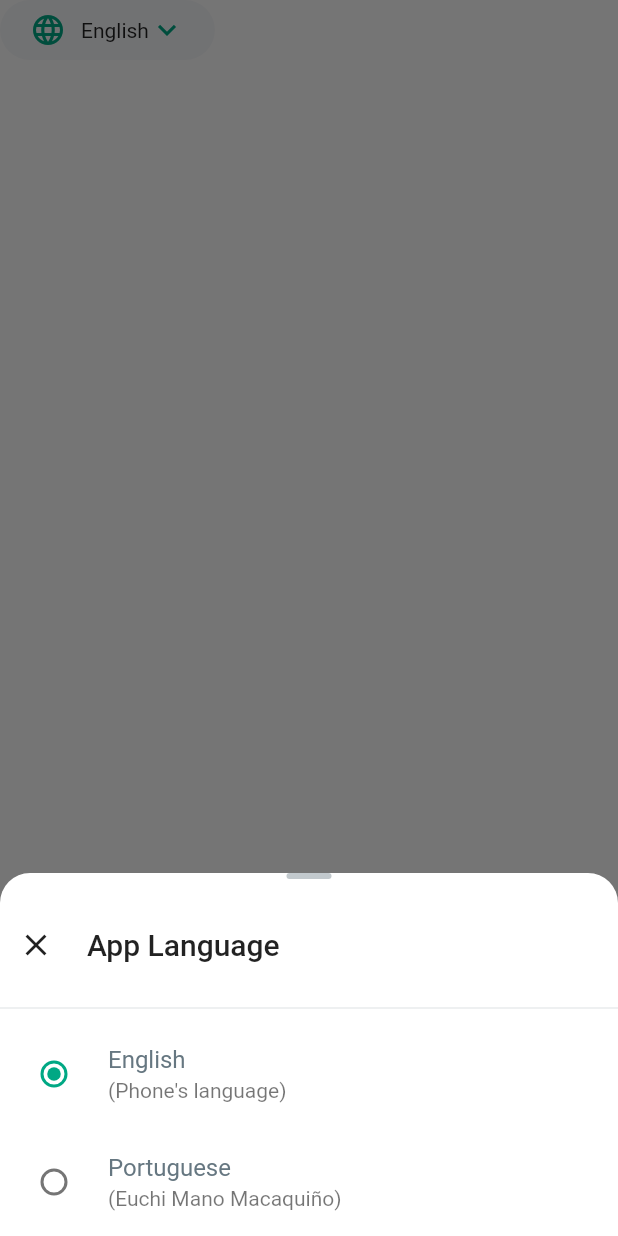
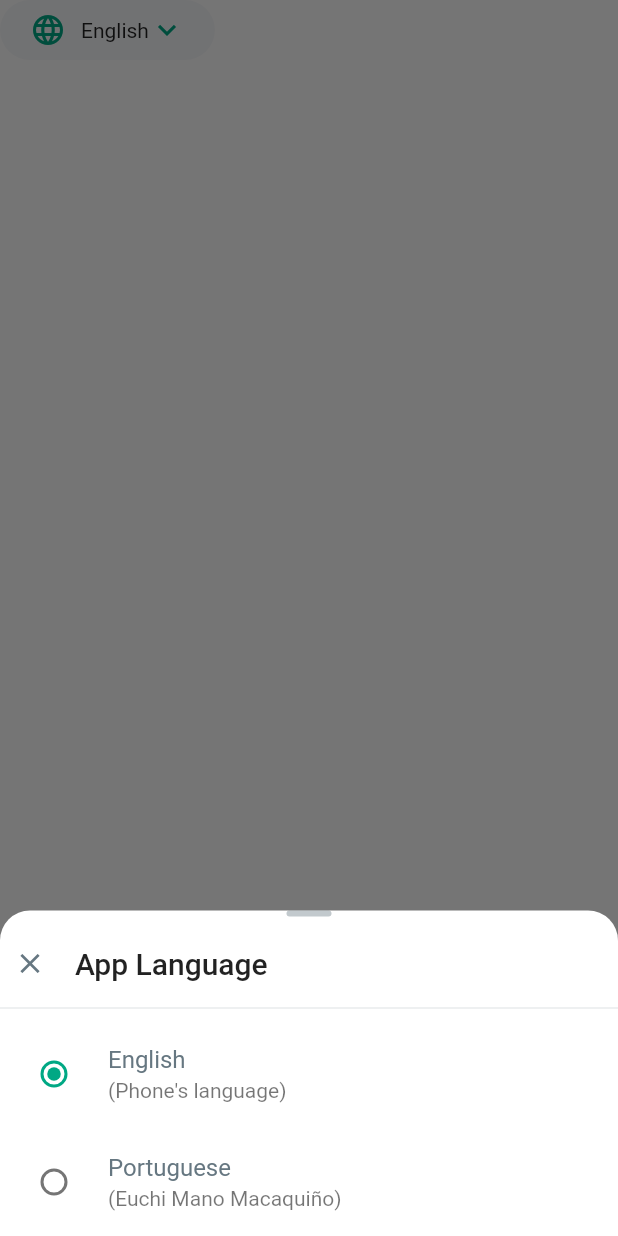
Before and after one commit to jefrydep/whatsaap-clone, a Flutter app: the LanguageButton widget shown alone on an empty page, opened directly, after a tap on "English", on a phone screen of 412 x 824 dp. Run offline on Flutter 3.47's test engine with Material 2 defaults, Android fonts, the phone set to English and light mode, and no system bars; our stand-ins replace country_picker.

Commit message:
adding changes to my project

```diff
--- /dev/null
+++ b/lib/common/widgets/custom_icon_button.dart
@@ -0,0 +1,36 @@
+
+import 'package:flutter/material.dart';
+import 'package:whatsap_clone/common/extension/custom_theme_extension.dart';
+
+class CustomIconButton extends StatelessWidget {
+  final VoidCallback onTap;
+  final IconData icon;
+  final Color? iconColor;
+  final double? iconSize;
+  final double? minWidth;
+
+  const CustomIconButton({
+    Key? key,
+    required this.onTap,
+    required this.icon,
+    this.iconColor,
+    this.iconSize,
+    this.minWidth,
+  }) : super(key: key);
+
+  @override
+  Widget build(BuildContext context) {
+    return IconButton(
+      onPressed: onTap,
+      icon: Icon(
+        icon,
+        color: iconColor?? context.theme.greyColor,
+      ),
+      splashColor: Colors.transparent,
+      splashRadius: 22,
+      iconSize: iconSize?? 22,
+      padding: EdgeInsets.zero,
+      constraints:   BoxConstraints(minWidth:minWidth??  40),
+    );
+  }
+}
--- a/lib/feature/welcome/widgets/language_button.dart
+++ b/lib/feature/welcome/widgets/language_button.dart
@@ -1,15 +1,17 @@
-
 import 'package:flutter/material.dart';
 import 'package:whatsap_clone/common/extension/custom_theme_extension.dart';
 import 'package:whatsap_clone/common/utils/coloors.dart';
+import 'package:whatsap_clone/common/widgets/custom_icon_button.dart';
 
 class LanguageButton extends StatelessWidget {
   const LanguageButton({
     Key? key,
   }) : super(key: key);
-  showBottomSheet(context){
-    return showModalBottomSheet(context: context, builder: (context){
-      return  Column(
+  showBottomSheet(context) {
+    return showModalBottomSheet(
+        context: context,
+        builder: (context) {
+          return Column(
             mainAxisSize: MainAxisSize.min,
             children: [
               Container(
@@ -20,34 +22,55 @@ class LanguageButton extends StatelessWidget {
                   borderRadius: BorderRadius.circular(5),
                 ),
               ),
-          SizedBox(height: 20,),
+              const SizedBox(
+                height: 20,
+              ),
               Row(
                 children: [
-              IconButton(onPressed: (){
-                Navigator.of(context).pop();
-              }, icon: Icon(Icons.close_outlined)),
-              SizedBox(width: 10,),
-              Text('App Language',style: TextStyle(fontSize: 20,fontWeight: FontWeight.w500),)
+                  CustomIconButton(onTap: ()=>Navigator.of(context), icon: Icons.close_outlined),
+
+                  const SizedBox(
+                    width: 10,
+                  ),
+                  const Text(
+                    'App Language',
+                    style: TextStyle(fontSize: 20, fontWeight: FontWeight.w500),
+                  )
                 ],
               ),
-          SizedBox(height: 10,),
+              const SizedBox(
+                height: 10,
+              ),
               Divider(
                 color: context.theme.greyColor!.withOpacity(0.3),
                 thickness: .5,
               ),
-          RadioListTile(value: true, groupValue: true, onChanged: (value){},
-          activeColor: Coloors.greenDark,title: Text('English',style: TextStyle(color: context.theme.greyColor),),subtitle: const Text("(Phone's language)"),),
-           RadioListTile(value: true, groupValue: false, onChanged: (value){},
-          activeColor: Coloors.greenDark,title: Text('Portuguese',style: TextStyle(color: context.theme.greyColor),),subtitle: const Text("(Euchi Mano Macaquiño)"),)
-
+              RadioListTile(
+                value: true,
+                groupValue: true,
+                onChanged: (value) {},
+                activeColor: Coloors.greenDark,
+                title: Text(
+                  'English',
+                  style: TextStyle(color: context.theme.greyColor),
+                ),
+                subtitle: const Text("(Phone's language)"),
+              ),
+              RadioListTile(
+                value: true,
+                groupValue: false,
+                onChanged: (value) {},
+                activeColor: Coloors.greenDark,
+                title: Text(
+                  'Portuguese',
+                  style: TextStyle(color: context.theme.greyColor),
+                ),
+                subtitle: const Text("(Euchi Mano Macaquiño)"),
+              )
             ],
           );
-
         });
   }
-
-
-
 
   @override
   Widget build(BuildContext context) {
@@ -55,27 +78,26 @@ class LanguageButton extends StatelessWidget {
       color: context.theme.langBtnBgColor,
       borderRadius: BorderRadius.circular(20),
       child: Padding(
-        padding: const EdgeInsets.symmetric(horizontal: 20,vertical: 8),
+        padding: const EdgeInsets.symmetric(horizontal: 20, vertical: 8),
         child: InkWell(
-
-
-          onTap: ()=> showBottomSheet(context),
+          onTap: () => showBottomSheet(context),
           borderRadius: BorderRadius.circular(20),
           splashFactory: NoSplash.splashFactory,
           highlightColor: context.theme.langBtnHightColor,
           child: Row(
             mainAxisSize: MainAxisSize.min,
-            children:const  [
-
+            children: const [
               Icon(
                 Icons.language,
                 color: Coloors.greenDark,
               ),
-            SizedBox(width: 10,),
+              SizedBox(
+                width: 10,
+              ),
               Text('English'),
-            Icon(Icons.keyboard_arrow_down,color: Coloors.greenDark),
-
-          ],),
+              Icon(Icons.keyboard_arrow_down, color: Coloors.greenDark),
+            ],
+          ),
         ),
       ),
     );
--- a/pubspec.yaml
+++ b/pubspec.yaml
@@ -37,6 +37,7 @@ dependencies:
   # Use with the CupertinoIcons class for iOS style icons.
   cupertino_icons: ^1.0.2
   flutter_native_splash: ^2.2.14
+  country_picker: ^2.0.17
 
 flutter_native_splash:
   color: "FFFFFF"
```
Also changed, not shown: lib/feature/auth/pages/login_screen.dart (+63 -29 lines), lib/common/helper/show_alert_dialog.dart (added), pubspec.lock. Lines whose indentation alone changed are shown as unchanged.
